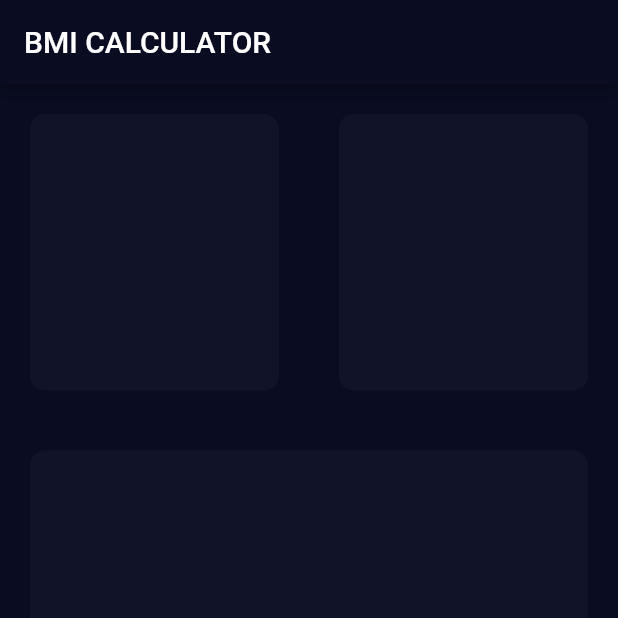
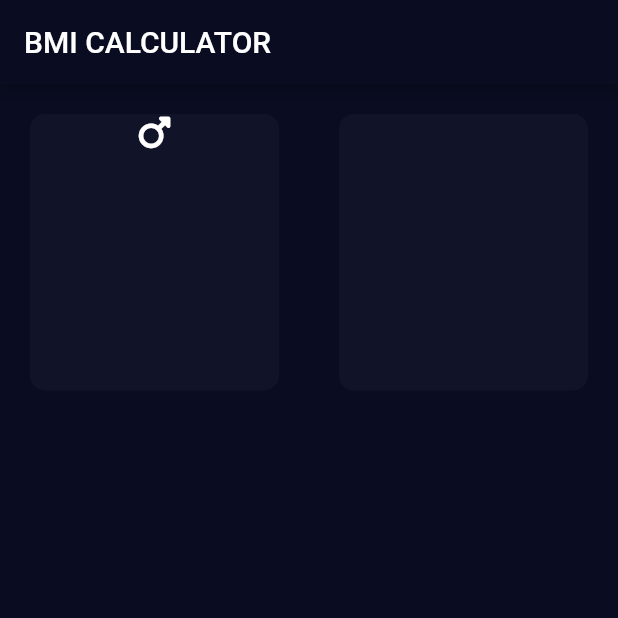
Before and after one commit to HeratUni-CS/bmi-calculator-JalaluddinKhafi, a Flutter app: the screen it shows after launch, on a phone screen of 412 x 824 dp, the top half of it. Run offline on Flutter 3.47's test engine with Material 2 defaults, Android fonts, the phone set to English and light mode, and no system bars; our stand-ins replace font_awesome_flutter.

Commit message:
font awesome added to project

```diff
--- a/lib/inputPage.dart
+++ b/lib/inputPage.dart
@@ -1,8 +1,7 @@
 import 'package:flutter/material.dart';
-
-const bottomContainerColor= Color(0xFFEB1555);
-const actCardColor =Color(0xFF111428);
-
+import 'package:font_awesome_flutter/font_awesome_flutter.dart';
+const bottomContainerColor = Color(0xFFEB1555);
+const actCardColor = Color(0xFF111428);
 
 class InputPage extends StatefulWidget {
   @override
@@ -18,17 +17,39 @@ class _InputPageState extends State<InputPage> {
         ),
         body: Column(
           children: [
-          Expanded(child:Row(
+            Expanded(
+                child: Row(
               children: [
-              reusibleW(color: actCardColor),
-              reusibleW(color: actCardColor),
+                reusibleW(color: actCardColor,
+                  child: Column(
+                    children: [
+                      Icon(FontAwesomeIcons.mars)
                     ],
-          )),
-          reusibleW(color: actCardColor),
-          Expanded(child: Row(
+                  ),
+
+                ),
+                reusibleW(color: actCardColor,
+
+                ),
+              ],
+            ),
+            ),
+            reusibleW(color: actCardColor,
+              child: Column(
                 children: [
-             reusibleW(color: actCardColor),
-              reusibleW(color: actCardColor),
+
+                ],
+              ),
+            ),
+            Expanded(
+              child: Row(
+                children: [
+                  reusibleW(color: actCardColor,
+
+                  ),
+                  reusibleW(color: actCardColor,
+
+                  ),
                 ],
               ),
             ),
@@ -38,25 +59,26 @@ class _InputPageState extends State<InputPage> {
               margin: EdgeInsets.only(top: 15),
             )
           ],
-      )
-    );
+        ));
   }
 }
 
 class reusibleW extends StatelessWidget {
-
-  reusibleW({required this.color});
+  reusibleW({required this.color, this.child});
 
   final Color color;
-
+  final Widget? child;
   @override
   Widget build(BuildContext context) {
-    return Expanded(child: Container(
+    return Expanded(
+      child: Container(
         margin: EdgeInsets.all(20),
         decoration: BoxDecoration(
           borderRadius: BorderRadius.circular(10),
-        color:color,
+          color: color,
         ),
-    ));
+        child:child ,
+      ),
+    );
   }
 }
--- a/pubspec.yaml
+++ b/pubspec.yaml
@@ -36,6 +36,7 @@ dependencies:
   # The following adds the Cupertino Icons font to your application.
   # Use with the CupertinoIcons class for iOS style icons.
   cupertino_icons: ^1.0.2
+  font_awesome_flutter: ^10.4.0
 
 dev_dependencies:
   flutter_test:
```
Also changed, not shown: pubspec.lock. Lines whose indentation alone changed are shown as unchanged.
